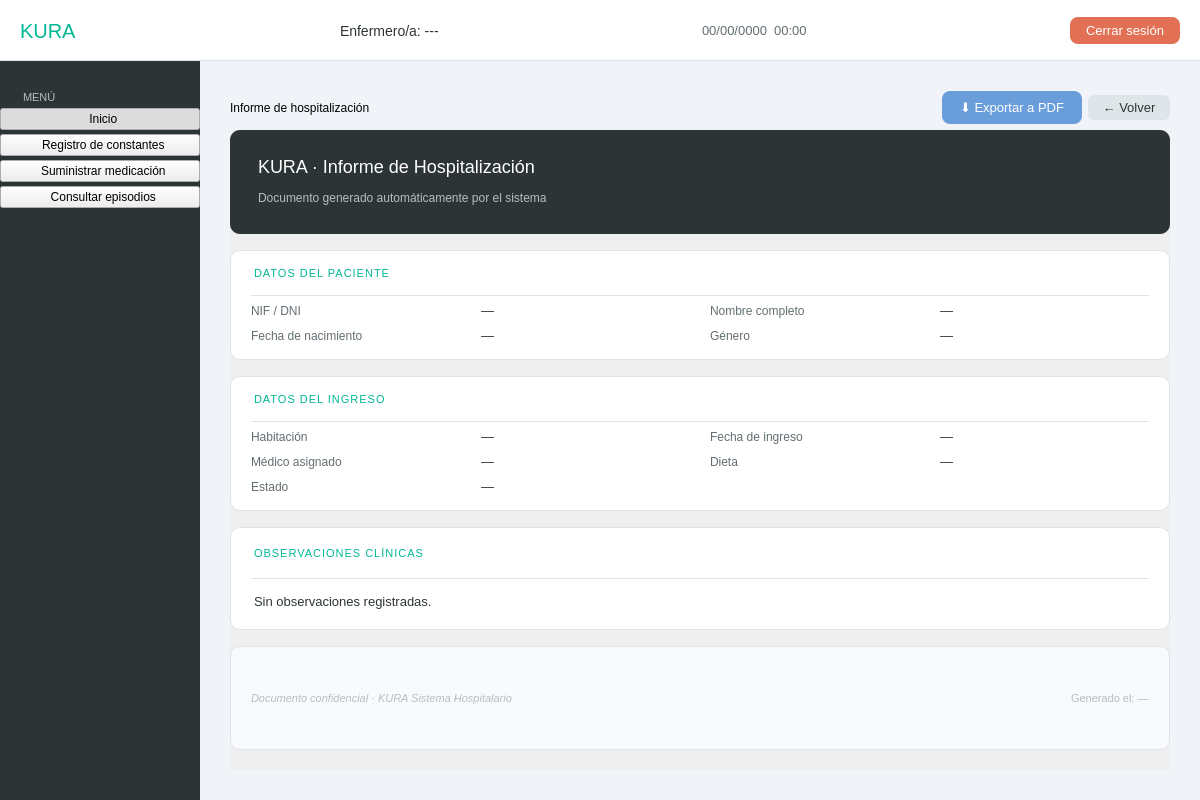
This is src/vista/Ui/VistaEnfermero.ui in hgarcg04/software-engineering as Qt 5 draws it before an edit. The edited form follows.
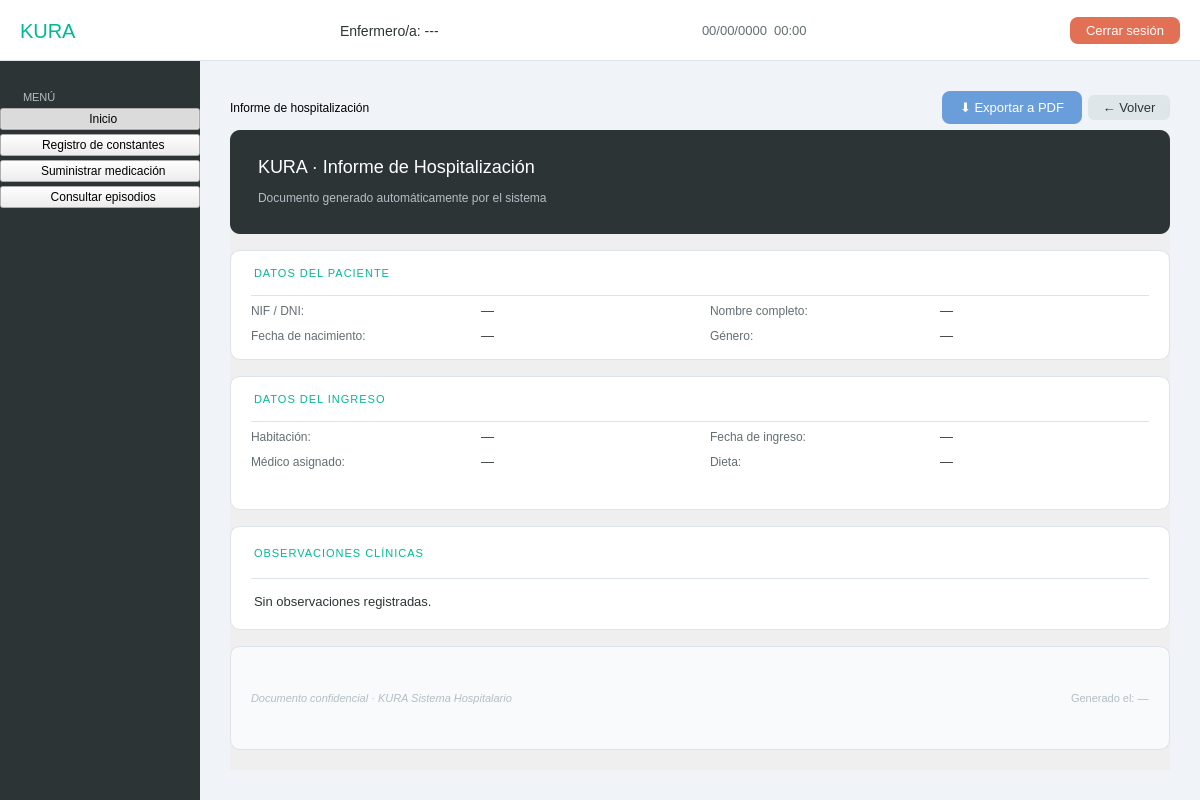
This is the edited form. The open tabs and pages were chosen to show the change.

Commit message: Cambios en enfermeros y añadido actualizacion stock de medicamentos al confirmar administracion

Diff of the .ui file:
```diff
--- a/src/vista/Ui/VistaEnfermero.ui
+++ b/src/vista/Ui/VistaEnfermero.ui
@@ -1586,6 +1586,14 @@
              </string>
             </property>
             <widget class="QWidget" name="scroll_contents">
+             <property name="geometry">
+              <rect>
+               <x>0</x>
+               <y>0</y>
+               <width>938</width>
+               <height>634</height>
+              </rect>
+             </property>
              <layout class="QVBoxLayout" name="scrollLayout">
               <property name="leftMargin">
                <number>0</number>
@@ -1662,17 +1670,23 @@
                  <property name="rightMargin"><number>20</number></property>
                  <property name="bottomMargin"><number>16</number></property>
                  <item>
-                  <widget class="QLabel">
-                   <property name="text"><string>DATOS DEL PACIENTE</string></property>
+                  <widget class="QLabel" name="label">
                    <property name="styleSheet">
                     <string>font-family: 'Segoe UI Semibold'; font-size: 11px; color: #00b894; letter-spacing: 1px; padding-bottom: 8px;</string>
                    </property>
+                   <property name="text">
+                    <string>DATOS DEL PACIENTE</string>
+                   </property>
                   </widget>
                  </item>
                  <item>
-                  <widget class="QFrame">
-                   <property name="frameShape"><enum>QFrame::HLine</enum></property>
-                   <property name="styleSheet"><string>color: #dde3ea;</string></property>
+                  <widget class="QFrame" name="frame">
+                   <property name="styleSheet">
+                    <string>color: #dde3ea;</string>
+                   </property>
+                   <property name="frameShape">
+                    <enum>QFrame::HLine</enum>
+                   </property>
                   </widget>
                  </item>
                  <item>
@@ -1681,9 +1695,13 @@
                    <property name="horizontalSpacing"><number>20</number></property>
 
                    <item row="0" column="0">
-                    <widget class="QLabel">
-                     <property name="text"><string>NIF / DNI</string></property>
-                     <property name="styleSheet"><string>color: #636e72; font-size: 12px;</string></property>
+                    <widget class="QLabel" name="label">
+                     <property name="styleSheet">
+                      <string>color: #636e72; font-size: 12px;</string>
+                     </property>
+                     <property name="text">
+                      <string>NIF / DNI:</string>
+                     </property>
                     </widget>
                    </item>
                    <item row="0" column="1">
@@ -1694,9 +1712,13 @@
                    </item>
 
                    <item row="0" column="2">
-                    <widget class="QLabel">
-                     <property name="text"><string>Nombre completo</string></property>
-                     <property name="styleSheet"><string>color: #636e72; font-size: 12px;</string></property>
+                    <widget class="QLabel" name="label">
+                     <property name="styleSheet">
+                      <string>color: #636e72; font-size: 12px;</string>
+                     </property>
+                     <property name="text">
+                      <string>Nombre completo:</string>
+                     </property>
                     </widget>
                    </item>
                    <item row="0" column="3">
@@ -1707,9 +1729,13 @@
                    </item>
 
                    <item row="1" column="0">
-                    <widget class="QLabel">
-                     <property name="text"><string>Fecha de nacimiento</string></property>
-                     <property name="styleSheet"><string>color: #636e72; font-size: 12px;</string></property>
+                    <widget class="QLabel" name="label">
+                     <property name="styleSheet">
+                      <string>color: #636e72; font-size: 12px;</string>
+                     </property>
+                     <property name="text">
+                      <string>Fecha de nacimiento:</string>
+                     </property>
                     </widget>
                    </item>
                    <item row="1" column="1">
@@ -1720,9 +1746,13 @@
                    </item>
 
                    <item row="1" column="2">
-                    <widget class="QLabel">
-                     <property name="text"><string>Género</string></property>
-                     <property name="styleSheet"><string>color: #636e72; font-size: 12px;</string></property>
+                    <widget class="QLabel" name="label">
+                     <property name="styleSheet">
+                      <string>color: #636e72; font-size: 12px;</string>
+                     </property>
+                     <property name="text">
+                      <string>Género:</string>
+                     </property>
                     </widget>
                    </item>
                    <item row="1" column="3">
@@ -1756,17 +1786,23 @@
                  <property name="rightMargin"><number>20</number></property>
                  <property name="bottomMargin"><number>16</number></property>
                  <item>
-                  <widget class="QLabel">
-                   <property name="text"><string>DATOS DEL INGRESO</string></property>
+                  <widget class="QLabel" name="label">
                    <property name="styleSheet">
                     <string>font-family: 'Segoe UI Semibold'; font-size: 11px; color: #00b894; letter-spacing: 1px; padding-bottom: 8px;</string>
                    </property>
+                   <property name="text">
+                    <string>DATOS DEL INGRESO</string>
+                   </property>
                   </widget>
                  </item>
                  <item>
-                  <widget class="QFrame">
-                   <property name="frameShape"><enum>QFrame::HLine</enum></property>
-                   <property name="styleSheet"><string>color: #dde3ea;</string></property>
+                  <widget class="QFrame" name="frame">
+                   <property name="styleSheet">
+                    <string>color: #dde3ea;</string>
+                   </property>
+                   <property name="frameShape">
+                    <enum>QFrame::HLine</enum>
+                   </property>
                   </widget>
                  </item>
                  <item>
@@ -1775,9 +1811,13 @@
                    <property name="horizontalSpacing"><number>20</number></property>
 
                    <item row="0" column="0">
-                    <widget class="QLabel">
-                     <property name="text"><string>Habitación</string></property>
-                     <property name="styleSheet"><string>color: #636e72; font-size: 12px;</string></property>
+                    <widget class="QLabel" name="label">
+                     <property name="styleSheet">
+                      <string>color: #636e72; font-size: 12px;</string>
+                     </property>
+                     <property name="text">
+                      <string>Habitación:</string>
+                     </property>
                     </widget>
                    </item>
                    <item row="0" column="1">
@@ -1788,9 +1828,13 @@
                    </item>
 
                    <item row="0" column="2">
-                    <widget class="QLabel">
-                     <property name="text"><string>Fecha de ingreso</string></property>
-                     <property name="styleSheet"><string>color: #636e72; font-size: 12px;</string></property>
+                    <widget class="QLabel" name="label">
+                     <property name="styleSheet">
+                      <string>color: #636e72; font-size: 12px;</string>
+                     </property>
+                     <property name="text">
+                      <string>Fecha de ingreso:</string>
+                     </property>
                     </widget>
                    </item>
                    <item row="0" column="3">
@@ -1801,9 +1845,13 @@
                    </item>
 
                    <item row="1" column="0">
-                    <widget class="QLabel">
-                     <property name="text"><string>Médico asignado</string></property>
-                     <property name="styleSheet"><string>color: #636e72; font-size: 12px;</string></property>
+                    <widget class="QLabel" name="label">
+                     <property name="styleSheet">
+                      <string>color: #636e72; font-size: 12px;</string>
+                     </property>
+                     <property name="text">
+                      <string>Médico asignado:</string>
+                     </property>
                     </widget>
                    </item>
                    <item row="1" column="1">
@@ -1814,9 +1862,13 @@
                    </item>
 
                    <item row="1" column="2">
-                    <widget class="QLabel">
-                     <property name="text"><string>Dieta</string></property>
-                     <property name="styleSheet"><string>color: #636e72; font-size: 12px;</string></property>
+                    <widget class="QLabel" name="label">
+                     <property name="styleSheet">
+                      <string>color: #636e72; font-size: 12px;</string>
+                     </property>
+                     <property name="text">
+                      <string>Dieta:</string>
+                     </property>
                     </widget>
                    </item>
                    <item row="1" column="3">
@@ -1827,18 +1879,15 @@
                    </item>
 
                    <item row="2" column="0">
-                    <widget class="QLabel">
-                     <property name="text"><string>Estado</string></property>
-                     <property name="styleSheet"><string>color: #636e72; font-size: 12px;</string></property>
+                    <widget class="QLabel" name="label">
+                     <property name="styleSheet">
+                      <string>color: #636e72; font-size: 12px;</string>
+                     </property>
+                     <property name="text">
+                      <string/>
+                     </property>
                     </widget>
                    </item>
-                   <item row="2" column="1">
-                    <widget class="QLabel" name="lbl_det_estado">
-                     <property name="text"><string>—</string></property>
-                     <property name="styleSheet"><string>font-family: 'Segoe UI Semibold'; font-size: 13px; color: #2d3436;</string></property>
-                    </widget>
-                   </item>
-
                   </layout>
                  </item>
                 </layout>
@@ -1863,17 +1912,23 @@
                  <property name="rightMargin"><number>20</number></property>
                  <property name="bottomMargin"><number>16</number></property>
                  <item>
-                  <widget class="QLabel">
-                   <property name="text"><string>OBSERVACIONES CLÍNICAS</string></property>
+                  <widget class="QLabel" name="label">
                    <property name="styleSheet">
                     <string>font-family: 'Segoe UI Semibold'; font-size: 11px; color: #00b894; letter-spacing: 1px; padding-bottom: 8px;</string>
                    </property>
+                   <property name="text">
+                    <string>OBSERVACIONES CLÍNICAS</string>
+                   </property>
                   </widget>
                  </item>
                  <item>
-                  <widget class="QFrame">
-                   <property name="frameShape"><enum>QFrame::HLine</enum></property>
-                   <property name="styleSheet"><string>color: #dde3ea;</string></property>
+                  <widget class="QFrame" name="frame">
+                   <property name="styleSheet">
+                    <string>color: #dde3ea;</string>
+                   </property>
+                   <property name="frameShape">
+                    <enum>QFrame::HLine</enum>
+                   </property>
                   </widget>
                  </item>
                  <item>
```
Left out of the diff: 251 changed lines with no effect on the pictures. The commit also changes 24 other files.
